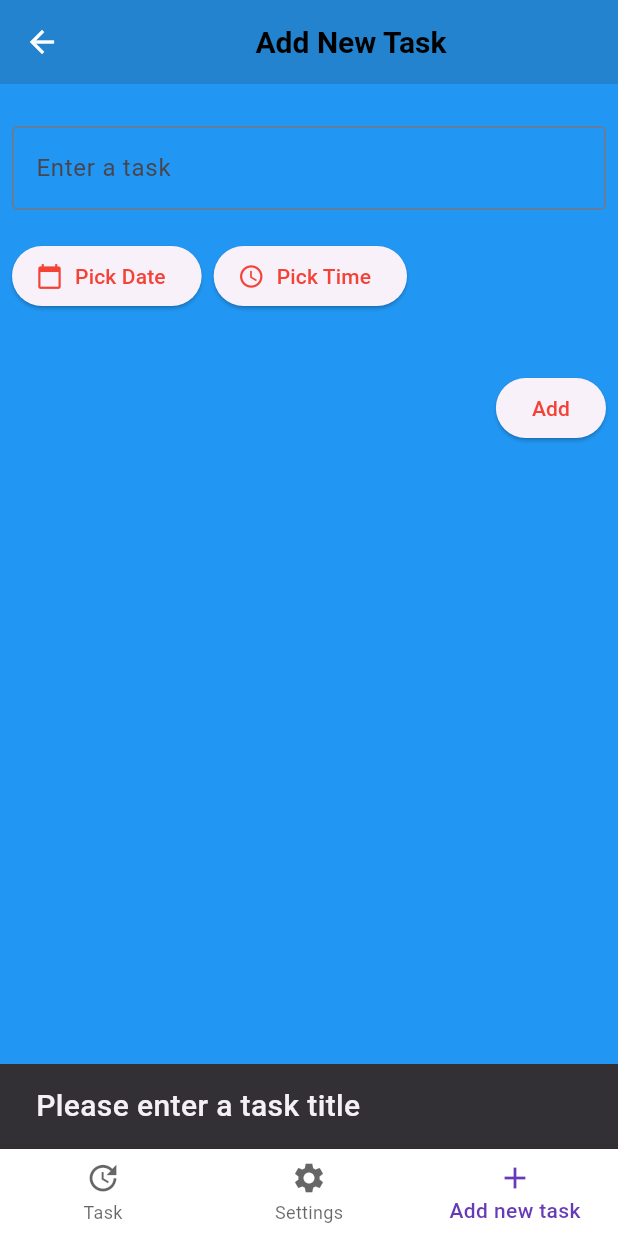
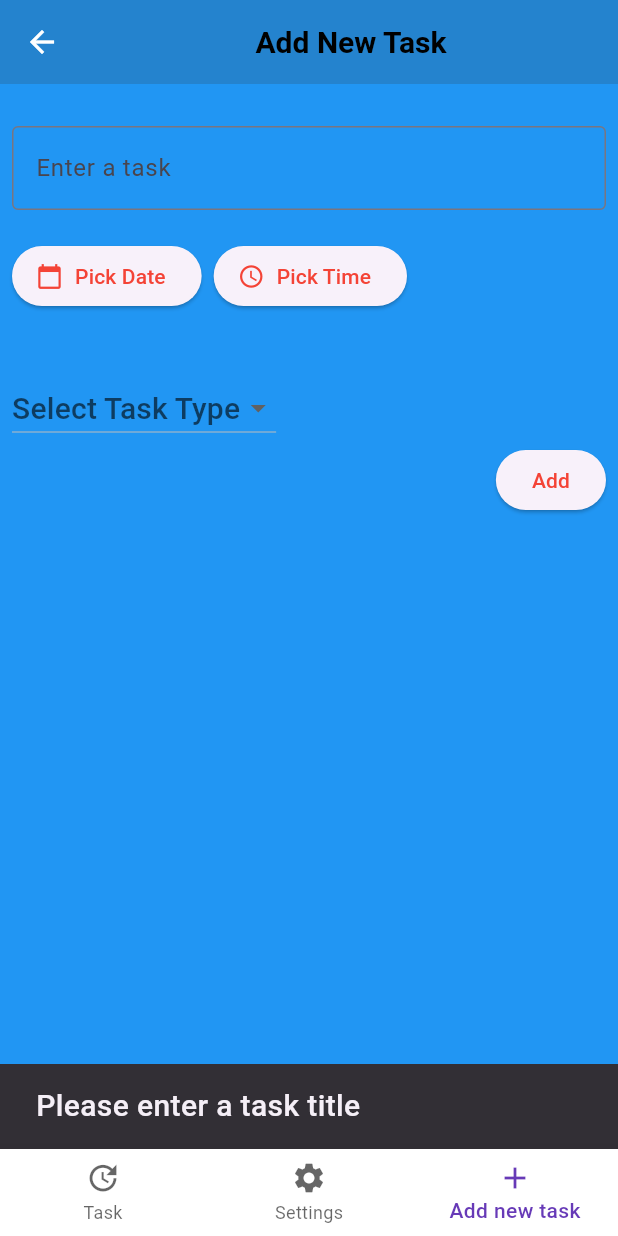
Before and after one commit to VitaliiKharlan/todo_app, a Flutter app: the AddNewTaskScreen screen opened by its route, after a tap on "Add", on a phone screen of 412 x 824 dp. Run offline on Flutter 3.47's test engine with Material 3 defaults, Android fonts, the phone set to English and light mode, and no system bars; our stand-ins replace auto_route, flutter_bloc; project files that could hold a hidden picture were left out.

Commit message:
add taskType

```diff
--- a/lib/features/add_new_task/bloc/add_new_task_event.dart
+++ b/lib/features/add_new_task/bloc/add_new_task_event.dart
@@ -6,8 +6,13 @@ sealed class AddNewTaskEvent {}
 class AddNewTaskLoadEvent extends AddNewTaskEvent {}
 
 class AddNewTaskLoadedEvent extends AddNewTaskEvent {
+  AddNewTaskLoadedEvent(
+    this.taskTitle,
+    this.taskDeadline,
+    this.taskType,
+  );
+
   final String taskTitle;
   final DateTime? taskDeadline;
-
-  AddNewTaskLoadedEvent(this.taskTitle, this.taskDeadline);
+  final TaskType? taskType;
 }
--- a/lib/features/add_new_task/bloc/add_new_task_state.dart
+++ b/lib/features/add_new_task/bloc/add_new_task_state.dart
@@ -13,7 +13,6 @@ class AddNewTaskLoadedState extends AddNewTaskState {
   );
 
   final List<Task> tasks;
-
 }
 
 class AddNewTaskLoadingFailureState extends AddNewTaskState {
--- a/lib/features/add_new_task/view/add_new_task_screen.dart
+++ b/lib/features/add_new_task/view/add_new_task_screen.dart
@@ -16,20 +16,22 @@ class AddNewTaskScreen extends StatefulWidget {
 
 class _AddNewTaskScreenState extends State<AddNewTaskScreen> {
   final TextEditingController _controller = TextEditingController();
-  DateTime? selectedDeadline;
+  DateTime? _selectedDeadline;
+  TaskType? _selectedTaskType;
 
   // passing a variable to a function
   void _addTodo(AddNewTaskBloc bloc) {
     final theme = Theme.of(context);
     final taskTitle = _controller.text.trim();
-    final taskDeadline = selectedDeadline;
+    final taskDeadline = _selectedDeadline;
+    final taskType = _selectedTaskType;
     if (taskTitle.isEmpty) {
       ScaffoldMessenger.of(context).showSnackBar(
         const SnackBar(content: Text('Please enter a task title')),
       );
       return;
     }
-    bloc.add(AddNewTaskLoadedEvent(taskTitle, taskDeadline));
+    bloc.add(AddNewTaskLoadedEvent(taskTitle, taskDeadline, taskType));
     // context.router.popAndPush(TaskRoute(theme: theme));
 
     // AutoRouter.of(context).maybePop();
@@ -43,8 +45,8 @@ class _AddNewTaskScreenState extends State<AddNewTaskScreen> {
       firstDate: DateTime(2020),
       lastDate: DateTime(2101),
     );
-    if (picked != null && picked != selectedDeadline) {
-      selectedDeadline = picked;
+    if (picked != null && picked != _selectedDeadline) {
+      _selectedDeadline = picked;
     }
   }
 
@@ -55,7 +57,7 @@ class _AddNewTaskScreenState extends State<AddNewTaskScreen> {
     );
     if (picked != null) {
       final DateTime now = DateTime.now();
-      selectedDeadline = DateTime(
+      _selectedDeadline = DateTime(
         now.year,
         now.month,
         now.day,
@@ -116,11 +118,39 @@ class _AddNewTaskScreenState extends State<AddNewTaskScreen> {
                     // ),
                   ],
                 ),
-                if (selectedDeadline != null) ...[
+                if (_selectedDeadline != null) ...[
                   const SizedBox(height: 10),
-                  Text('Selected Deadline: ${selectedDeadline!.toLocal()}')
+                  Text('Selected Deadline: ${_selectedDeadline!.toLocal()}')
                 ],
                 SizedBox(height: 40),
+                DropdownButton<TaskType>(
+                  value: _selectedTaskType,
+                  hint: const Text("Select Task Type"),
+                  onChanged: (TaskType? newValue) {
+                    setState(() {
+                      _selectedTaskType = newValue;
+                    });
+                  },
+                  items: TaskType.values.map((TaskType type) {
+                    return DropdownMenuItem<TaskType>(
+                      value: type,
+                      child: Row(
+                        children: [
+                          Container(
+                            width: 12,
+                            height: 12,
+                            decoration: BoxDecoration(
+                              color: type.color,
+                              shape: BoxShape.circle,
+                            ),
+                          ),
+                          const SizedBox(width: 8),
+                          Text(type.name),
+                        ],
+                      ),
+                    );
+                  }).toList(),
+                ),
                 Row(
                   mainAxisAlignment: MainAxisAlignment.end,
                   children: [
@@ -170,9 +200,9 @@ extension TaskTypeExtension on TaskType {
       case TaskType.personal:
         return Colors.green;
       case TaskType.shopping:
-        return Colors.red;
+        return Colors.orange;
       case TaskType.sport:
-        return Colors.red;
+        return Colors.yellow;
       case TaskType.urgent:
         return Colors.red;
     }
--- a/lib/ui/widgets/task_list_card.dart
+++ b/lib/ui/widgets/task_list_card.dart
@@ -25,8 +25,8 @@ class TaskListCard extends StatelessWidget {
         crossAxisAlignment: CrossAxisAlignment.center,
         children: [
           Icon(
-            Icons.home,
-            color: Colors.deepPurple,
+            Icons.label,
+            color: task.taskType?.color ?? Colors.deepPurple,
           ),
           const SizedBox(width: 12),
           Expanded(
```
Also changed, not shown: lib/features/add_new_task/bloc/add_new_task_bloc.dart (+4 -3 lines).
